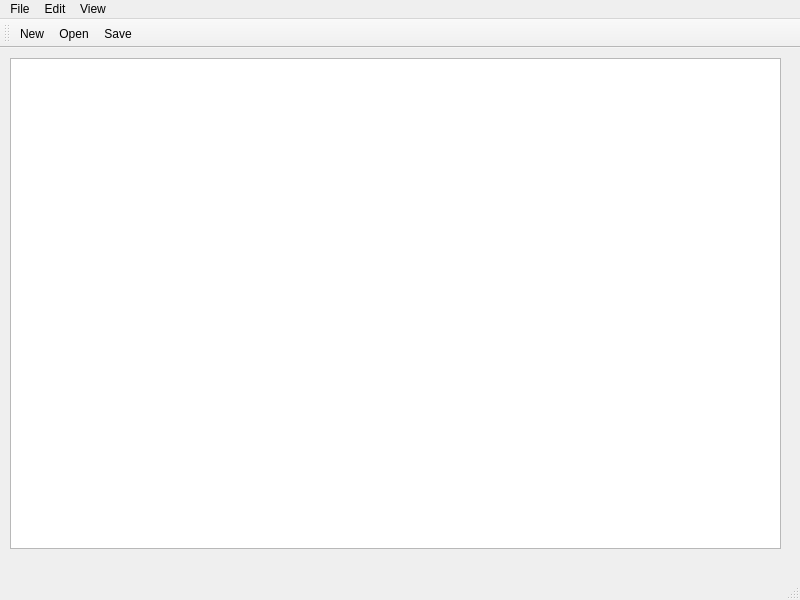
Qt form mainwindow.ui (m4ytaRo/qt_text_editor) before a commit.
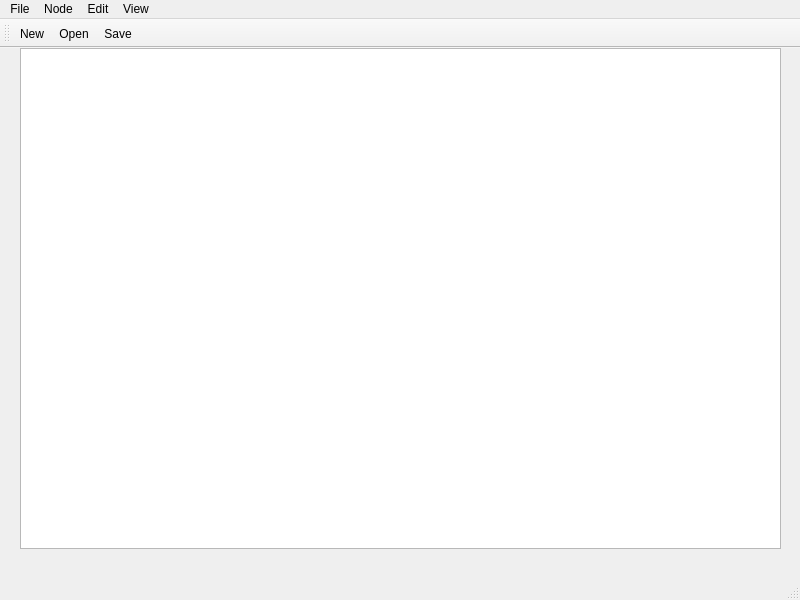
The same form after that commit. Icons and pictures are not drawn.

```diff
--- a/mainwindow.ui
+++ b/mainwindow.ui
@@ -17,10 +17,10 @@
    <widget class="QTextEdit" name="textEdit">
     <property name="geometry">
      <rect>
-      <x>10</x>
-      <y>10</y>
-      <width>771</width>
-      <height>491</height>
+      <x>20</x>
+      <y>0</y>
+      <width>761</width>
+      <height>501</height>
      </rect>
     </property>
     <property name="font">
@@ -62,7 +62,15 @@
     </property>
     <addaction name="actionIncreaseFontSize"/>
    </widget>
+   <widget class="QMenu" name="menuNode">
+    <property name="title">
+     <string>Node</string>
+    </property>
+    <addaction name="actionNewNode"/>
+    <addaction name="actionDeleteNode"/>
+   </widget>
    <addaction name="menuFile"/>
+   <addaction name="menuNode"/>
    <addaction name="menuEdit"/>
    <addaction name="menuView"/>
   </widget>
```
Left out of the diff: 19 changed lines with no effect on the pictures.
